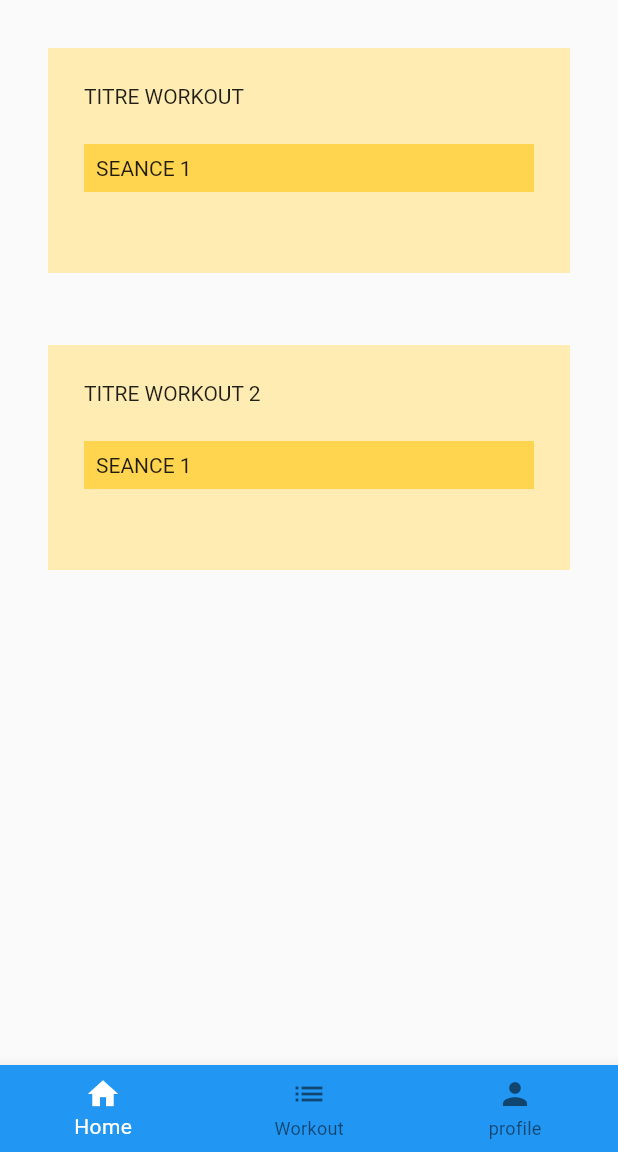
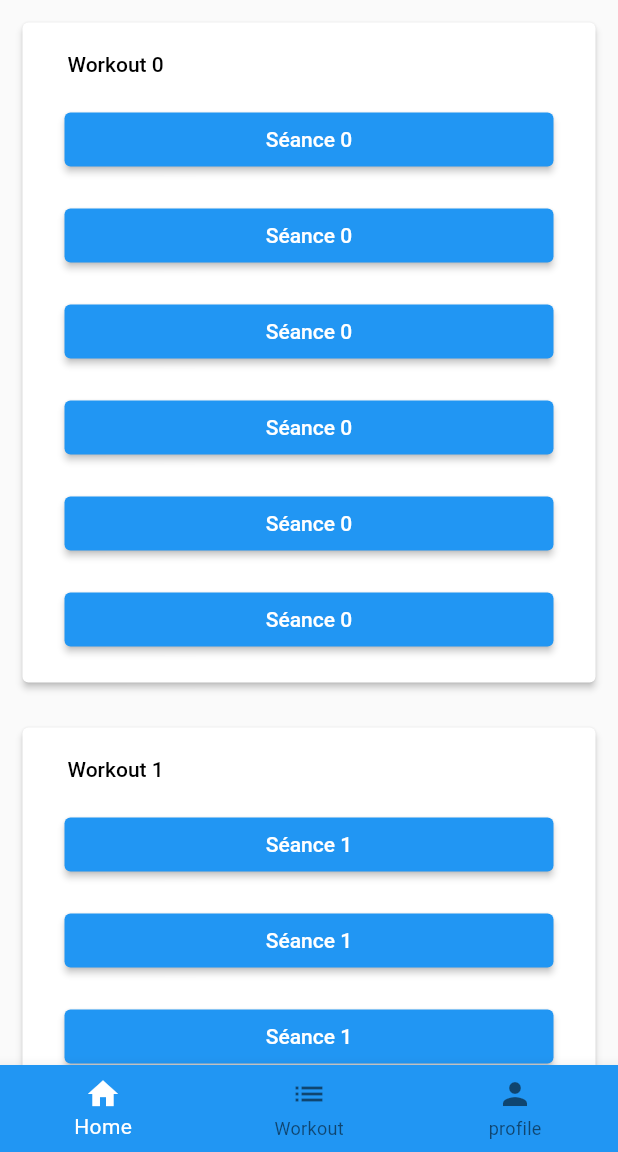
Before and after one commit to Pismice/PDG-GRP5, a Flutter app: the screen it shows once a user with an empty profile is signed in, on a phone screen of 412 x 824 dp, the part 84-1236 px from its top. Run offline on Flutter 3.47's test engine with Material 2 defaults, Android fonts, the phone set to English and light mode, and no system bars; our stand-ins replace cloud_firestore, firebase_auth, firebase_core; accounts and stored records are empty; network calls fail.

Commit message:
[DONE] Home page done waiting for backend

```diff
--- a/lib/screens/home_screen.dart
+++ b/lib/screens/home_screen.dart
@@ -1,33 +1,53 @@
 import 'package:flutter/material.dart';
 
 class HomeScreen extends StatelessWidget {
-  const HomeScreen({super.key});
+  HomeScreen({super.key});
+
+  final item = List<String>.generate(5, (index) => "$index");
 
   @override
   Widget build(BuildContext context) {
     return MaterialApp(
       home: Scaffold(
-          body: ListView(
-        padding: const EdgeInsets.all(8),
-        children: <Widget>[
-          Container(
-              padding: const EdgeInsets.all(16),
-              margin: const EdgeInsets.all(24),
-              height: 150,
-              color: Colors.amber[100],
-              child: ListView(
-                padding: const EdgeInsets.all(8),
-                children: [
-                  const Text('TITRE WORKOUT'),
-                  Container(
-                    margin: const EdgeInsets.only(top: 24),
-                    padding: const EdgeInsets.all(8),
-                    color: Colors.amber[300],
-                    child: const Text('SEANCE 1'),
-                  )
-                ],
-              )),
-          Container(
+          body: ListView.builder(
+              shrinkWrap: true,
+              itemCount: item.length,
+              itemBuilder: (context, i) {
+                return Container(
+                    padding: const EdgeInsets.all(15),
+                    /*padding: const EdgeInsets.only(top: 5, bottom: 5),
+                    margin: const EdgeInsets.only(top: 5, bottom: 5),
+                    color: Colors.amber[100],*/
+
+                    child: ElevatedButton(
+                        style: ElevatedButton.styleFrom(
+                            foregroundColor: Colors.black,
+                            padding: const EdgeInsets.fromLTRB(20, 10, 20, 10),
+                            backgroundColor: Colors.white),
+                        onPressed: () {},
+                        child: Column(children: <Widget>[
+                          Align(
+                              alignment: Alignment.bottomLeft,
+                              child: Container(
+                                  padding: const EdgeInsets.all(10),
+                                  child: Text("Workout $i"))),
+                          ListView.builder(
+                              shrinkWrap: true,
+                              itemCount: item.length - i + 1,
+                              itemBuilder: (context, j) {
+                                return Container(
+                                    padding: const EdgeInsets.all(8),
+                                    child: ElevatedButton(
+                                        onPressed: () {
+                                          /* Navigator.push(context,
+              MaterialPageRoute(builder: (context) => const MyExercices()));*/
+                                        },
+                                        child: Text("Séance $i")));
+                              })
+                        ])));
+              }
+
+              /*Container(
               padding: const EdgeInsets.all(16),
               margin: const EdgeInsets.all(24),
               height: 150,
@@ -43,9 +63,15 @@ class HomeScreen extends StatelessWidget {
                     child: const Text('SEANCE 1'),
                   )
                 ],
+              )),*/
               )),
-        ],
-      )),
     );
   }
 }
+/*
+ElevatedButton(
+        onPressed: () {
+          Navigator.push(context,
+              MaterialPageRoute(builder: (context) => const MyExercices()));
+        },
+        child: const Text("Je lance CETTE séance")); */
```
